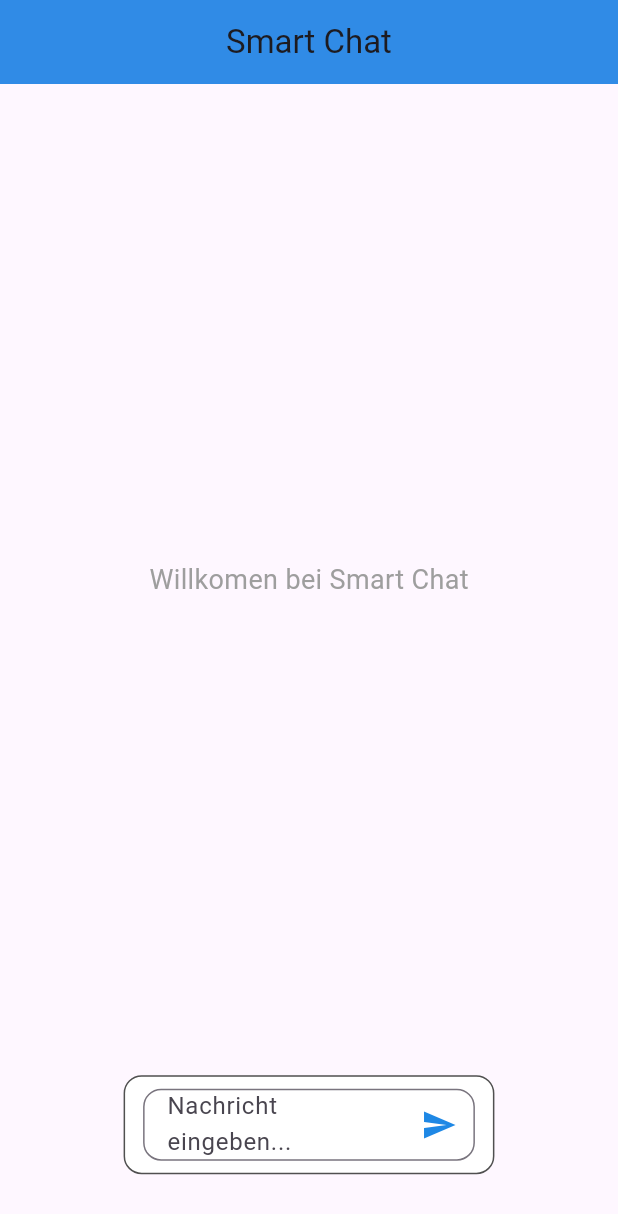
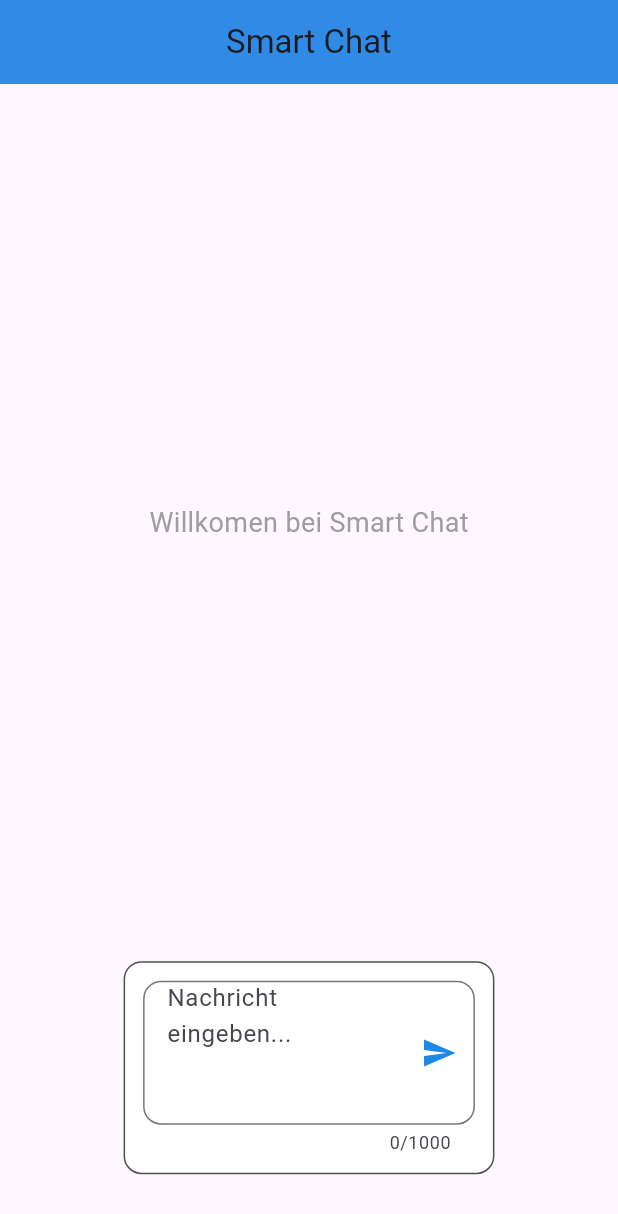
Before and after one commit to ashrafyahya/smart_chat_flutter_fastapi_llm, a Flutter app: the screen it shows after launch, on a phone screen of 412 x 824 dp. Shown: the top 1214 px of the screen. Run offline on Flutter 3.47's test engine with Material 3 defaults, Android fonts, the light colour scheme and no system bars; our stand-ins replace share_plus.

Commit message:
UI Updated

```diff
--- a/smart_chat_frontend/lib/features/chat/presentation/chat_screen.dart
+++ b/smart_chat_frontend/lib/features/chat/presentation/chat_screen.dart
@@ -104,15 +104,10 @@
                     itemCount: _messages.length,
                     itemBuilder: (context, index) =>
                         ChatBubble(message: _messages[index]),
-                    padding: EdgeInsets.only(
-                      left: MediaQuery.of(context).size.width * 0.2,
-                      right: MediaQuery.of(context).size.width * 0.2,
-                      bottom: MediaQuery.of(context).size.height * 0.2,
-                    ),
                   ),
                   Positioned(
                         top: MediaQuery.of(context).size.height * 0.1,
-                        right: MediaQuery.of(context).size.width * 0.1,
+                        right: MediaQuery.of(context).size.width * 0.08,
                         child: Row(
                           children: [
                             IconButton(
@@ -149,14 +144,15 @@
               border: Border.all(color: const Color.fromARGB(255, 80, 80, 80)),
               borderRadius: BorderRadius.circular(12),
             ),
-            padding: const EdgeInsets.symmetric(horizontal: 12, vertical: 8),
+            padding: const EdgeInsets.symmetric(horizontal: 12, vertical: 12),
             // Changed TextField to allow dynamic height and removed fixed padding
             child: TextField(
               controller: _controller,
               onSubmitted: (_) => _sendMessage(),
-              minLines: 1,
+              minLines: 4,
               maxLines: null,
               keyboardType: TextInputType.multiline,
+              maxLength: 1000, // added limit for max 1000 letters
               decoration: InputDecoration(
                 hintText: 'Nachricht eingeben...',
                 border: OutlineInputBorder(
```
